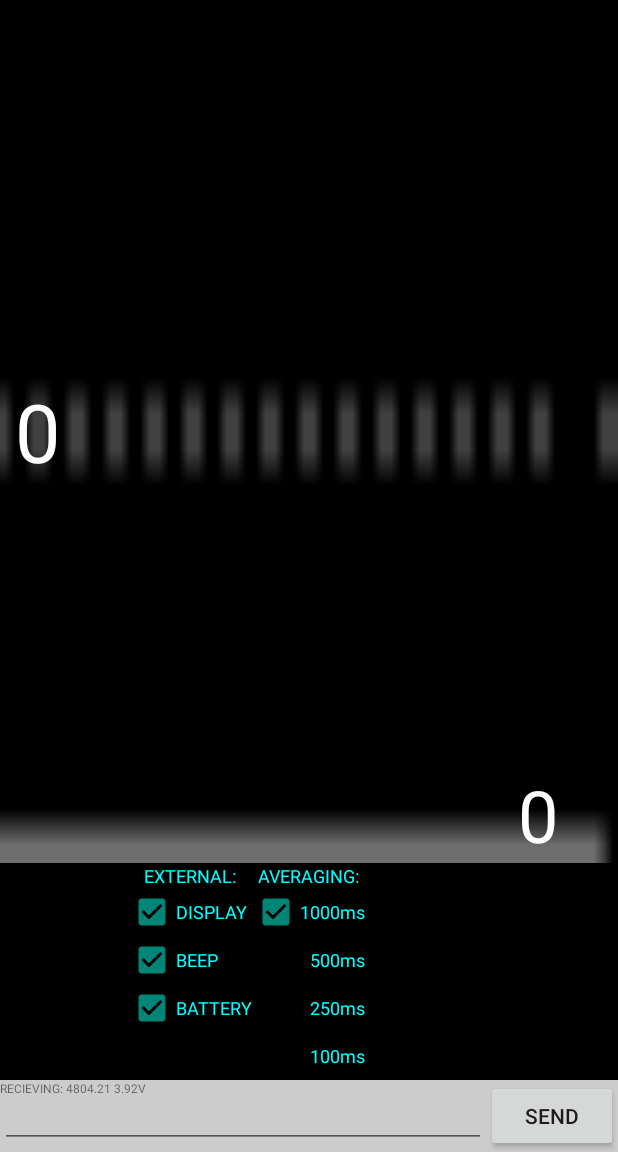
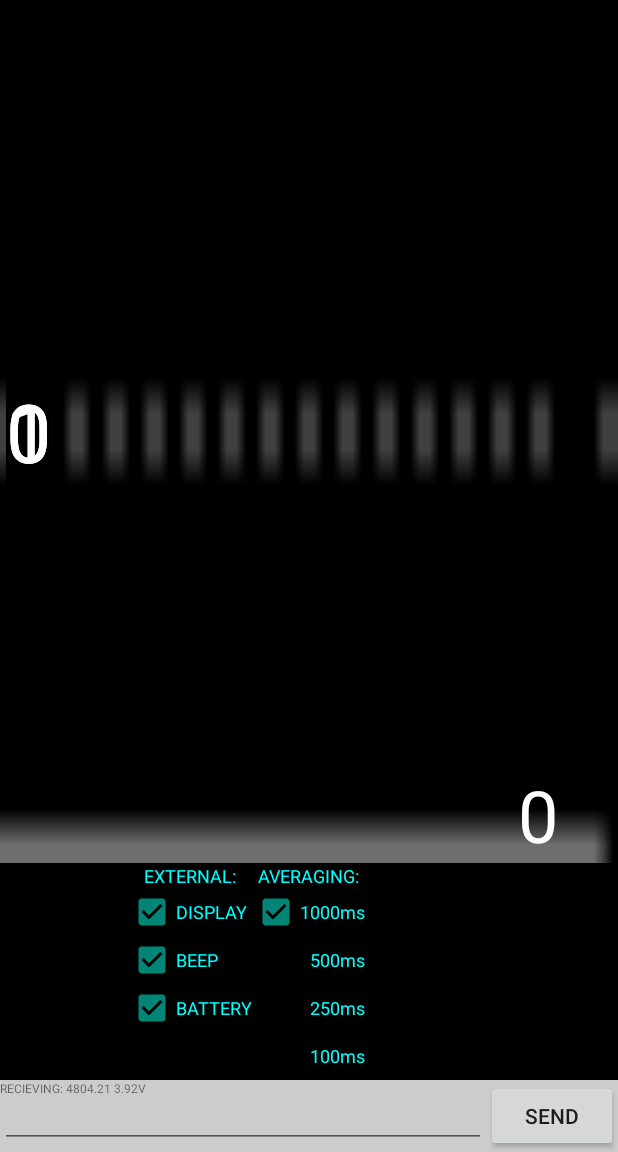
Before and after one commit to glydrfreak/vSpeed-Vario, an Android app: the vSpeedVarioActivity screen opened directly, with no data from a screen before it, on a phone screen of 412 x 824 dp, the part 84-1236 px from its top. Run offline under Robolectric (Android 15) with nearby library versions, the phone set to English and light mode, and no system bars.

Commit message:
Figured out the scrolling altitude values.

```diff
--- a/Android/vSpeedVario/app/src/main/java/com/adafruit/bluefruit/le/connect/app/vSpeedVarioActivity.java
+++ b/Android/vSpeedVario/app/src/main/java/com/adafruit/bluefruit/le/connect/app/vSpeedVarioActivity.java
@@ -313,8 +313,25 @@ public class vSpeedVarioActivity extends vSpeedVarioInterfaceActivity /*implemen
         TextView splitAltitude = (TextView) findViewById(R.id.splitAltitude);
         splitAltitude.setText(String.valueOf(roundedAlti));
 
-        //System.out.print(" splitAlti:");System.out.print(splitAlti);
-        //System.out.print(" splitVelo:");System.out.print(splitVelo);
+        TextView measureParent = (TextView) findViewById(R.id.measureparent);
+        int parentHeight = measureParent.getHeight();
+
+        TextView altibottom = (TextView) findViewById(R.id.bottomAltitude);
+        altibottom.setText(String.valueOf(Math.round(roundedAlti-0.5)));
+
+        altibottom.setTranslationY((float) ((parentHeight/2)*(splitAlti - (int)splitAlti)) );
+
+        TextView altitop = (TextView) findViewById(R.id.topAltitude);
+        altitop.setText(String.valueOf(Math.round(roundedAlti+0.5)));
+
+        altitop.setTranslationY((float) ((parentHeight/2)*(splitAlti - (int)splitAlti))-(parentHeight/2) );
+
+        float transY = (float) (50*(splitAlti - (int)splitAlti));
+
+        System.out.print(" parentHeight:");System.out.print(parentHeight);
+        System.out.print(" splitAlti:");System.out.print(splitAlti);
+        System.out.print(" transY:");System.out.println(transY);
+
         //int velo = (int) (((splitAlti-prevSplitAlti))*(splitSamples));
         int velo = splitVelo;
 
--- a/Android/vSpeedVario/app/src/main/res/layout/activity_vspeedvario.xml
+++ b/Android/vSpeedVario/app/src/main/res/layout/activity_vspeedvario.xml
@@ -52,25 +52,98 @@
         </LinearLayout>
     </LinearLayout>
 
+
+
+    <LinearLayout
+        android:layout_width="wrap_content"
+        android:layout_height="match_parent"
+        android:orientation="horizontal"
+        android:id="@+id/altiback"
+        android:layout_above="@+id/averaginglayout">
+        <TextView
+            android:id="@+id/boarder"
+            android:layout_width="wrap_content"
+            android:layout_height="wrap_content"
+            android:layout_marginStart="0dp"
+            android:layout_gravity="center_vertical"
+            android:textSize="58sp"
+            android:textColor="#ffffff"
+            android:background="#ffffff"
+            android:text="4804"/>
+    </LinearLayout>
+
     <LinearLayout
         android:layout_width="match_parent"
         android:layout_height="match_parent"
         android:orientation="horizontal"
         android:id="@+id/chart"
-        android:weightSum="2"
         android:layout_above="@+id/averaginglayout">
         <TextView
             android:id="@+id/splitAltitude"
-            android:layout_width="0dp"
-            android:layout_height="match_parent"
-            android:layout_marginStart="10dp"
-            android:gravity="center_vertical"
-            android:layout_weight="1.25"
+            android:layout_width="wrap_content"
+            android:layout_height="wrap_content"
+            android:layout_marginStart="4dp"
+            android:layout_gravity="center_vertical"
             android:textSize="54sp"
             android:textColor="#ffffff"
+            android:background="#000000"
             android:text="4804"/>
+        <TextView
+            android:layout_width="match_parent"
+            android:layout_height="match_parent"
+            android:id="@+id/measureparent"/>
+    </LinearLayout>
 
+    <LinearLayout
+        android:layout_width="wrap_content"
+        android:layout_height="match_parent"
+        android:orientation="horizontal"
+        android:id="@+id/altitop"
+        android:layout_above="@+id/averaginglayout">
+        <TextView
+            android:id="@+id/topAltitude"
+            android:layout_width="wrap_content"
+            android:layout_height="wrap_content"
+            android:layout_marginStart="4dp"
+            android:layout_gravity="center_vertical"
+            android:textSize="54sp"
+            android:textColor="#ffffff"
+            android:text="4805"/>
     </LinearLayout>
+
+    <LinearLayout
+        android:layout_width="wrap_content"
+        android:layout_height="match_parent"
+        android:orientation="horizontal"
+        android:id="@+id/altibottom"
+        android:layout_above="@+id/averaginglayout">
+        <TextView
+            android:id="@+id/bottomAltitude"
+            android:layout_width="wrap_content"
+            android:layout_height="wrap_content"
+            android:layout_marginStart="4dp"
+            android:layout_gravity="center_vertical"
+            android:textSize="54sp"
+            android:textColor="#ffffff"
+            android:text="4805"/>
+    </LinearLayout>
+
+    <LinearLayout
+        android:layout_width="wrap_content"
+        android:layout_height="match_parent"
+        android:layout_below="@id/chart"
+        android:layout_above="@id/sendLayout"
+        android:background="#000000">
+        <TextView
+            android:id="@+id/bottomcover"
+            android:layout_width="match_parent"
+            android:layout_height="match_parent"
+            android:layout_marginStart="4dp"
+            android:textSize="54sp"
+            android:textColor="#000000"
+            android:text="4805"/>
+    </LinearLayout>
+
     <LinearLayout
         android:layout_width="match_parent"
         android:layout_height="wrap_content"
```
